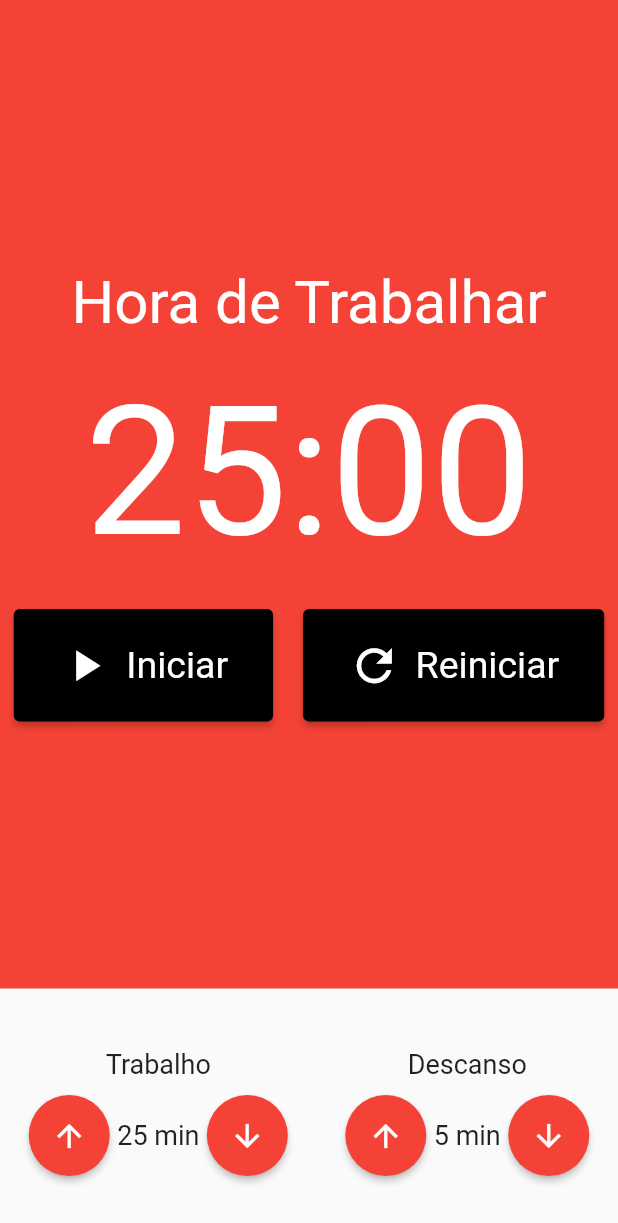
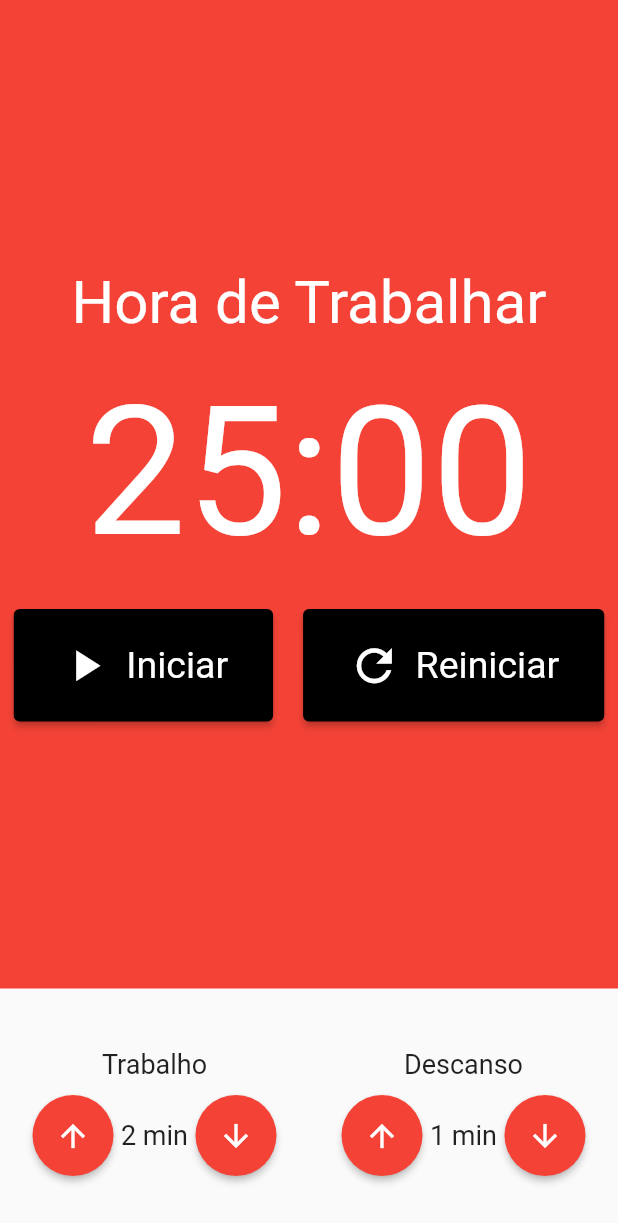
Before and after one commit to aron-alvarenga/Pomodoro-App-Flutter, a Flutter app: the screen it shows after launch, on a phone screen of 412 x 824 dp. Shown: the top 1223 px of the screen. Run offline on Flutter 3.47's test engine with Material 2 defaults, Android fonts, the light colour scheme and no system bars; our stand-ins replace mobx; generated files the repository leaves out were written again.

Commit message:
Pomodoro Store #01

```diff
--- a/lib/main.dart
+++ b/lib/main.dart
@@ -1,5 +1,7 @@
 import 'package:flutter/material.dart';
 import 'package:pomodoro/pages/Pomodoro.dart';
+import 'package:provider/provider.dart';
+import './store/pomodoro.store.dart';
 
 void main() {
   runApp(const MyApp());
@@ -10,13 +12,20 @@ class MyApp extends StatelessWidget {
 
   @override
   Widget build(BuildContext context) {
-    return MaterialApp(
-      debugShowCheckedModeBanner: false,
-      title: 'Flutter Demo',
-      theme: ThemeData(
-        primarySwatch: Colors.red,
+    return MultiProvider(
+      providers: [
+        Provider<PomodoroStore>(
+          create: (_) => PomodoroStore(),
+        )
+      ],
+      child: MaterialApp(
+        debugShowCheckedModeBanner: false,
+        title: 'Flutter Demo',
+        theme: ThemeData(
+          primarySwatch: Colors.red,
+        ),
+        home: const Pomodoro(),
       ),
-      home: const Pomodoro(),
     );
   }
 }
--- a/lib/pages/Pomodoro.dart
+++ b/lib/pages/Pomodoro.dart
@@ -1,12 +1,16 @@
 import 'package:flutter/material.dart';
 import 'package:pomodoro/components/Cronometro.dart';
 import 'package:pomodoro/components/EntradaTempo.dart';
+import 'package:provider/provider.dart';
+import '../store/pomodoro.store.dart';
 
 class Pomodoro extends StatelessWidget {
   const Pomodoro({Key? key}) : super(key: key);
 
   @override
   Widget build(BuildContext context) {
+    final store = Provider.of<PomodoroStore>(context);
+
     return Scaffold(
         body: Column(
       crossAxisAlignment: CrossAxisAlignment.stretch,
@@ -19,8 +23,8 @@ class Pomodoro extends StatelessWidget {
           child: Row(
             mainAxisAlignment: MainAxisAlignment.spaceAround,
             children: [
-              EntradaTempo(titulo: 'Trabalho', valor: 25),
-              EntradaTempo(titulo: 'Descanso', valor: 5),
+              EntradaTempo(titulo: 'Trabalho', valor: store.tempoTrabalho),
+              EntradaTempo(titulo: 'Descanso', valor: store.tempoDescanso),
             ],
           ),
         )
```
Also changed, not shown: lib/store/pomodoro.store.dart (added, +33 -0 lines), lib/store/pomodoro.store.g.dart (added), 1 other file.
